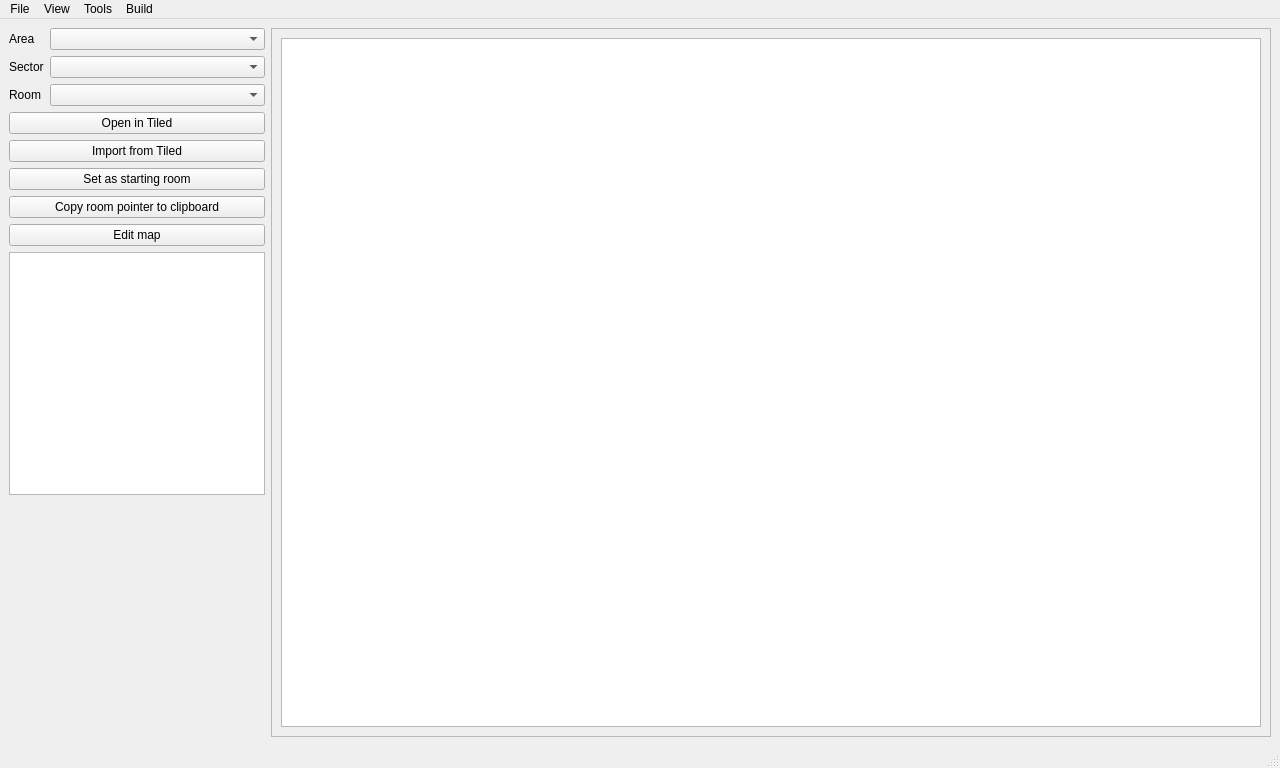
Above: dsvedit/main.ui from LagoLunatic/DSVEdit before the change. Below: the same form after it.
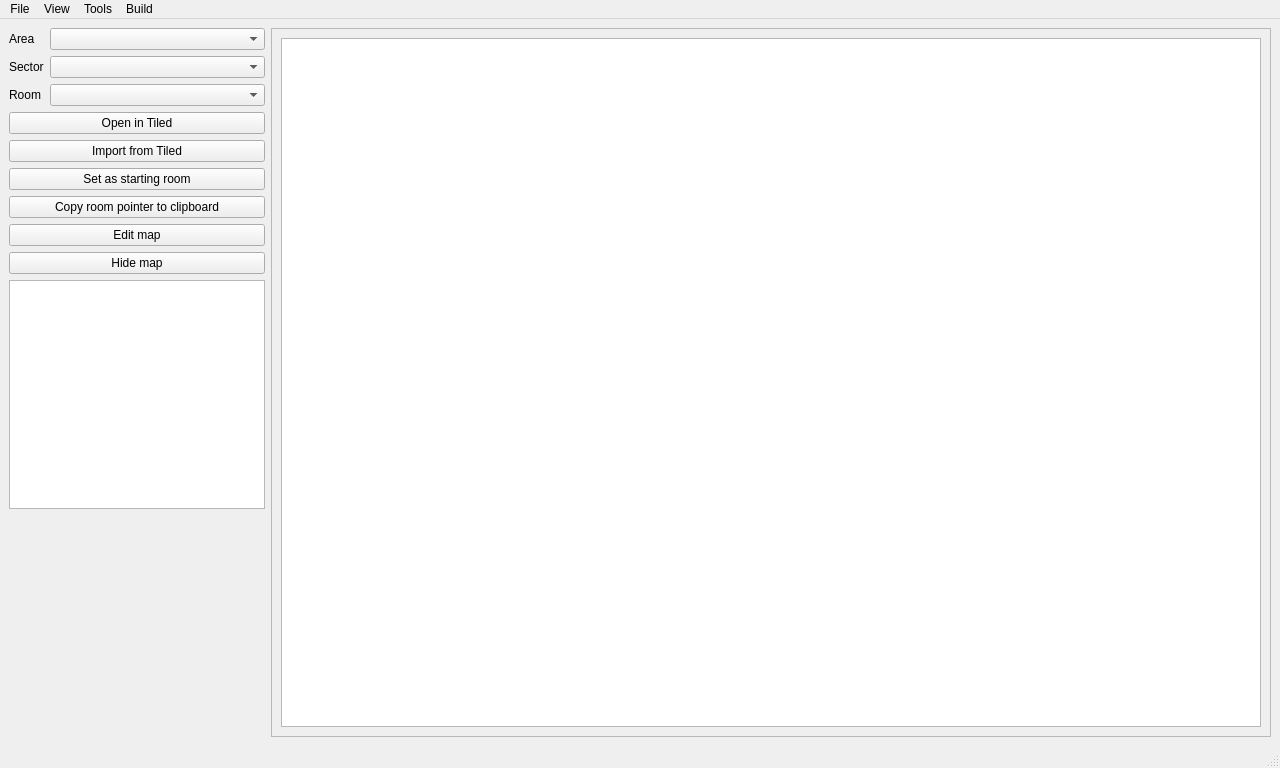
That is the form after the change. Icons and pictures are not drawn.

Commit message: Add option to hide map in editor

Diff of the .ui file:
```diff
--- a/dsvedit/main.ui
+++ b/dsvedit/main.ui
@@ -111,6 +111,13 @@
         </property>
        </widget>
       </item>
+      <item>
+       <widget class="QPushButton" name="toggle_hide_map">
+        <property name="text">
+         <string>Hide map</string>
+        </property>
+       </widget>
+      </item>
       <item>
        <widget class="QGraphicsView" name="map_graphics_view"/>
       </item>
```
The commit also changes 1 other file.
